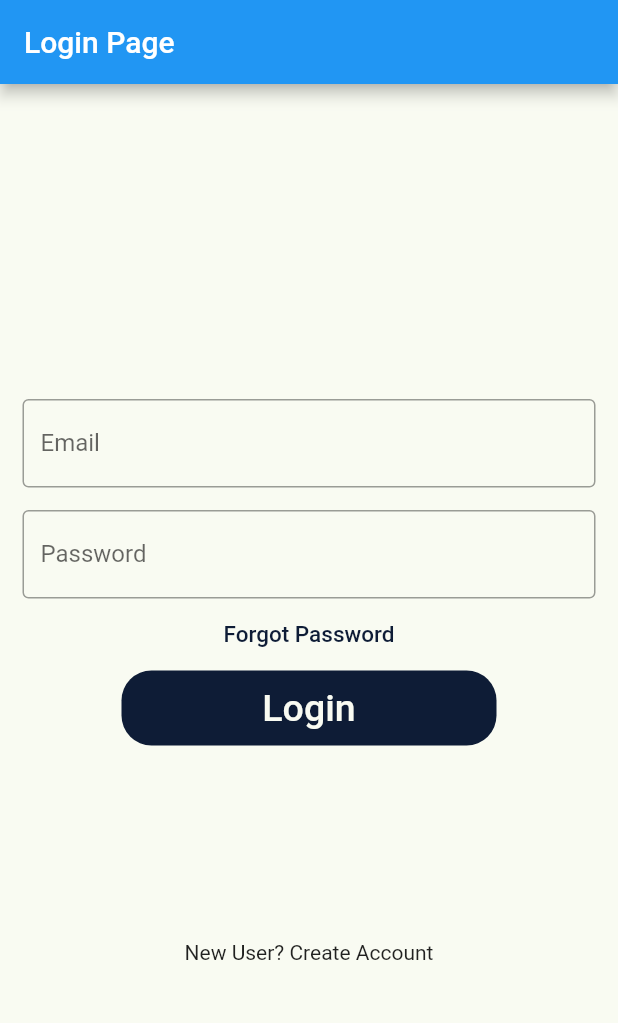
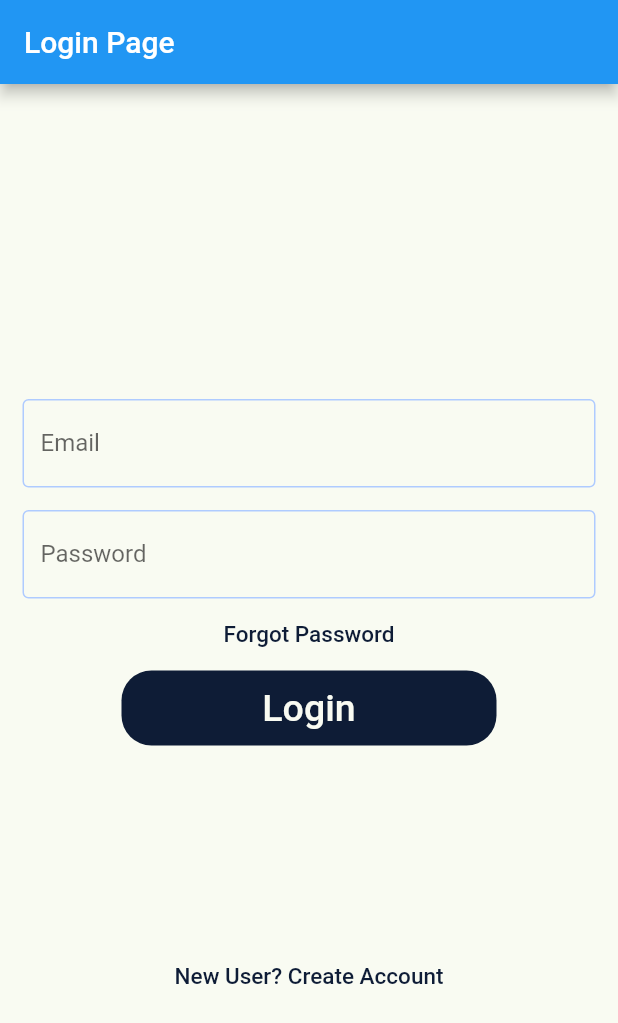
Before and after one commit to AlexBie19/DiktatApp, a Flutter app: the screen it shows after launch, on a phone screen of 412 x 824 dp. Shown: the top 1023 px of the screen. Run offline on Flutter 3.47's test engine with Material 2 defaults, Android fonts, the phone set to English and light mode, and no system bars.

Commit message:
LoginScreen
+CustomIcons

```diff
--- a/lib/login_page.dart
+++ b/lib/login_page.dart
@@ -13,7 +13,7 @@ class _LoginState extends State<Login> {
   @override
   Widget build(BuildContext context) {
     return Scaffold(
-      backgroundColor: ivory,
+      backgroundColor: const Color.fromARGB(255, 249, 251, 242),
       appBar: AppBar(
         title: const Text("Login Page"),
       ),
@@ -24,9 +24,9 @@ class _LoginState extends State<Login> {
               padding: EdgeInsets.only(top: 60.0),
               child: Center(
                 child: SizedBox(
-                    width: 200,
-                    height: 150,
-                    /*decoration: BoxDecoration(
+                  width: 200,
+                  height: 150,
+                  /*decoration: BoxDecoration(
                         color: Colors.red,
                         borderRadius: BorderRadius.circular(50.0)),*/
                 ),
@@ -37,7 +37,13 @@ class _LoginState extends State<Login> {
               padding: EdgeInsets.symmetric(horizontal: 15),
               child: TextField(
                 decoration: InputDecoration(
-                    border: OutlineInputBorder(),
+                    focusedBorder: OutlineInputBorder(
+                        borderSide: BorderSide(
+                            color: Color.fromARGB(255, 175, 203, 255),
+                            width: 2.5)),
+                    enabledBorder: OutlineInputBorder(
+                        borderSide: BorderSide(
+                            color: Color.fromARGB(255, 175, 203, 255))),
                     labelText: 'Email',
                     hintText: 'Enter valid email id as abc@gmail.com'),
               ),
@@ -49,6 +55,13 @@ class _LoginState extends State<Login> {
               child: TextField(
                 obscureText: true,
                 decoration: InputDecoration(
+                  focusedBorder: OutlineInputBorder(
+                        borderSide: BorderSide(
+                            color: Color.fromARGB(255, 175, 203, 255),
+                            width: 2.5)),
+                    enabledBorder: OutlineInputBorder(
+                        borderSide: BorderSide(
+                            color: Color.fromARGB(255, 175, 203, 255))),
                     border: OutlineInputBorder(),
                     labelText: 'Password',
                     hintText: 'Enter secure password'),
@@ -60,7 +73,8 @@ class _LoginState extends State<Login> {
               },
               child: const Text(
                 'Forgot Password',
-                style: TextStyle(color: Color.fromARGB(255, 14, 28, 54), fontSize: 15),
+                style: TextStyle(
+                    color: Color.fromARGB(255, 14, 28, 54), fontSize: 15),
               ),
             ),
             Container(
@@ -70,19 +84,27 @@ class _LoginState extends State<Login> {
                   color: oxfordBlue, borderRadius: BorderRadius.circular(20)),
               child: TextButton(
                 onPressed: () {
-                 Navigator.push(
-                  context, MaterialPageRoute(builder: (_) => const RootPage()));
+                  Navigator.push(context,
+                      MaterialPageRoute(builder: (_) => const RootPage()));
                 },
                 child: const Text(
                   'Login',
-                  style: TextStyle(color: Color.fromARGB(255, 249, 251, 242), fontSize: 25),
+                  style: TextStyle(
+                      color: Color.fromARGB(255, 249, 251, 242), fontSize: 25),
                 ),
               ),
             ),
             const SizedBox(
               height: 130,
             ),
-            const Text('New User? Create Account')
+            TextButton(
+              onPressed: () {},
+              child: const Text(
+                'New User? Create Account',
+                style: TextStyle(
+                    color: Color.fromARGB(255, 14, 28, 54), fontSize: 15),
+              ),
+            )
           ],
         ),
       ),
```
Also changed, not shown: lib/app_icons.dart (added, +30 -0 lines), lib/main.dart (+8 -10 lines), pubspec.yaml (+7 -0 lines), assets/Fonts/AppIcons.ttf (added).
